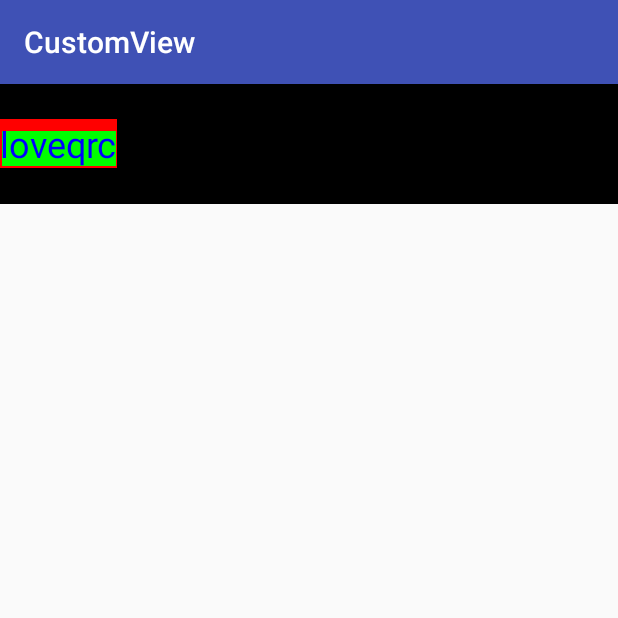
After one commit to LoveqLRC/CustomView, an Android app: the TextBoundsActivity screen opened directly, with no data from a screen before it, on a phone screen of 412 x 824 dp, the top half of it. The commit adds this screen. Run offline under Robolectric (Android 15) with nearby library versions, the phone set to English and light mode, and no system bars.

Commit message:
add TextBounds

```diff
--- a/app/src/main/AndroidManifest.xml
+++ b/app/src/main/AndroidManifest.xml
@@ -20,6 +20,8 @@
         </activity>
         <activity android:name=".ui.DrawTextActivity">
         </activity>
+        <activity android:name=".ui.TextBoundsActivity">
+        </activity>
     </application>
 
 </manifest>
--- a/app/src/main/java/loveq/com/customview/MainActivity.java
+++ b/app/src/main/java/loveq/com/customview/MainActivity.java
@@ -7,6 +7,7 @@ import android.view.View;
 
 import loveq.com.customview.ui.ClipRectActivity;
 import loveq.com.customview.ui.DrawTextActivity;
+import loveq.com.customview.ui.TextBoundsActivity;
 
 public class MainActivity extends AppCompatActivity {
 
@@ -25,4 +26,9 @@ public class MainActivity extends AppCompatActivity {
         Intent intent = new Intent(this, DrawTextActivity.class);
         startActivity(intent);
     }
+
+    public void TextBounds(View view) {
+        Intent intent = new Intent(this, TextBoundsActivity.class);
+        startActivity(intent);
+    }
 }
--- /dev/null
+++ b/app/src/main/java/loveq/com/customview/ui/TextBoundsActivity.java
@@ -0,0 +1,15 @@
+package loveq.com.customview.ui;
+
+import android.os.Bundle;
+import android.support.v7.app.AppCompatActivity;
+
+import loveq.com.customview.R;
+
+public class TextBoundsActivity extends AppCompatActivity {
+
+    @Override
+    protected void onCreate(Bundle savedInstanceState) {
+        super.onCreate(savedInstanceState);
+        setContentView(R.layout.activity_text_bounds);
+    }
+}
--- a/app/src/main/java/loveq/com/customview/widget/ColorTrackTextView.java
+++ b/app/src/main/java/loveq/com/customview/widget/ColorTrackTextView.java
@@ -57,8 +57,7 @@ public class ColorTrackTextView extends TextView {
 
     @Override
     protected void onDraw(Canvas canvas) {
-        //view的onDraw是空实现，但是TextView的不是。
-        // 这里我们需要自定义TextView的onDraw
+        //view的onDraw是空实现，但是TextView的不是。所以我们需要自定义TextView的onDraw
         // super.onDraw(canvas);
         int distant = getWidth() * mCurrentProgress;
         drawText(canvas, mTrackPaint, 0, distant);
--- /dev/null
+++ b/app/src/main/java/loveq/com/customview/widget/TextBoundsView.java
@@ -0,0 +1,72 @@
+package loveq.com.customview.widget;
+
+import android.content.Context;
+import android.graphics.Canvas;
+import android.graphics.Color;
+import android.graphics.Paint;
+import android.graphics.Rect;
+import android.support.annotation.Nullable;
+import android.util.AttributeSet;
+import android.view.View;
+
+/**
+ * Created by rc on 2018/2/11.
+ * Description:
+ * measureText 代表绘制字符串所占据的大小
+ * TextBounds 包裹字符串的最小矩形
+ */
+
+public class TextBoundsView extends View {
+
+    private Paint mPaint;
+
+    public TextBoundsView(Context context) {
+        this(context, null);
+    }
+
+    public TextBoundsView(Context context, @Nullable AttributeSet attrs) {
+        this(context, attrs, 0);
+    }
+
+    public TextBoundsView(Context context, @Nullable AttributeSet attrs, int defStyleAttr) {
+        super(context, attrs, defStyleAttr);
+        initPaint();
+    }
+
+    private void initPaint() {
+        mPaint = new Paint(Paint.ANTI_ALIAS_FLAG);
+        mPaint.setTextSize(36);
+        mPaint.setColor(Color.BLUE);
+    }
+
+    @Override
+    protected void onDraw(Canvas canvas) {
+        super.onDraw(canvas);
+        String text = "loveqrc";
+
+        Paint.FontMetricsInt mPaintFontMetrics = mPaint.getFontMetricsInt();
+        int baseLine = getHeight() / 2 + (mPaintFontMetrics.bottom - mPaintFontMetrics.top) / 2
+                - mPaintFontMetrics.bottom;
+
+        //画text所占用的区域 measureText
+        int top = baseLine + mPaintFontMetrics.top;
+        int bottom = baseLine + mPaintFontMetrics.bottom;
+        int width = (int) mPaint.measureText(text);
+        Rect rect = new Rect(0, top, width, bottom);
+        mPaint.setColor(Color.RED);
+        canvas.drawRect(rect, mPaint);
+
+        //画最小矩形 TextBounds
+        Rect minRect = new Rect();
+        mPaint.getTextBounds(text, 0, text.length(), minRect);
+        minRect.top = baseLine + minRect.top;
+        minRect.bottom = baseLine + minRect.bottom;
+        mPaint.setColor(Color.GREEN);
+        canvas.drawRect(minRect, mPaint);
+
+        //画文字
+        mPaint.setColor(Color.BLUE);
+        canvas.drawText(text, 0, baseLine, mPaint);
+
+    }
+}
--- a/app/src/main/res/layout/activity_main.xml
+++ b/app/src/main/res/layout/activity_main.xml
@@ -19,5 +19,11 @@
         android:layout_width="match_parent"
         android:layout_height="wrap_content"
         android:onClick="DrawText"
-        android:text="DrawText"/>
+        android:text="DrawText中的参数"/>
+
+    <Button
+        android:layout_width="match_parent"
+        android:layout_height="wrap_content"
+        android:onClick="TextBounds"
+        android:text="TextBounds和measureText区别"/>
 </LinearLayout>
--- /dev/null
+++ b/app/src/main/res/layout/activity_text_bounds.xml
@@ -0,0 +1,15 @@
+<?xml version="1.0" encoding="utf-8"?>
+<FrameLayout
+    xmlns:android="http://schemas.android.com/apk/res/android"
+    xmlns:app="http://schemas.android.com/apk/res-auto"
+    xmlns:tools="http://schemas.android.com/tools"
+    android:layout_width="match_parent"
+    android:layout_height="match_parent"
+    tools:context="loveq.com.customview.ui.TextBoundsActivity">
+
+    <loveq.com.customview.widget.TextBoundsView
+        android:layout_width="match_parent"
+        android:layout_height="80dp"
+        android:background="@android:color/black"
+        />
+</FrameLayout>
```
